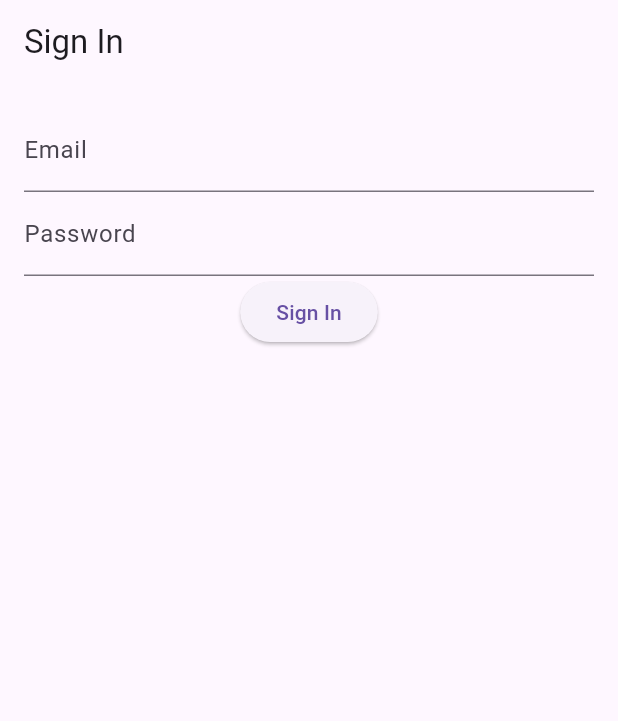
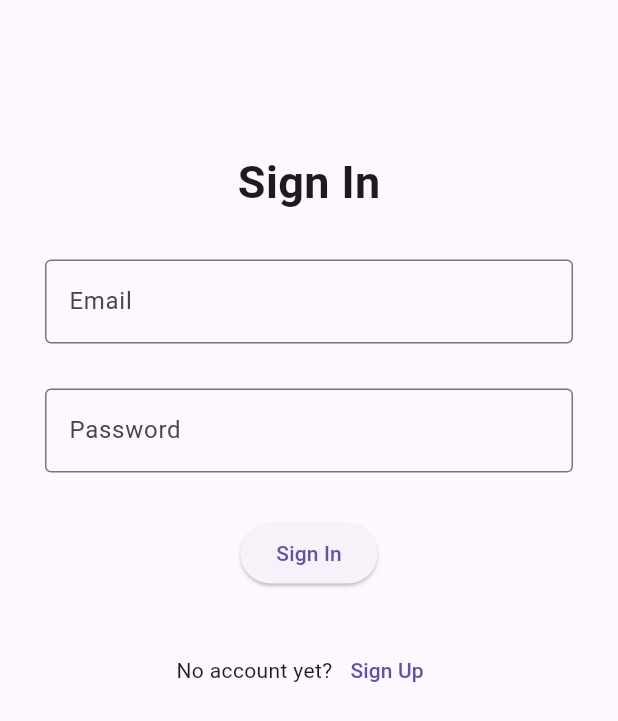
Before and after one commit to jvcerezo/cmsc23-project, a Flutter app: the SignInPage screen opened directly, on a phone screen of 412 x 824 dp. Shown: the top 721 px of the screen. Run offline on Flutter 3.47's test engine with Material 3 defaults, Android fonts, the phone set to English and light mode, and no system bars; our stand-ins replace firebase_auth, firebase_core; accounts and stored records are empty; statements that could not run were skipped.

Commit message:
implemented working sign up page

```diff
--- a/elbigayan/lib/api/firebase_auth_api.dart
+++ b/elbigayan/lib/api/firebase_auth_api.dart
@@ -1,5 +1,4 @@
 import 'package:firebase_auth/firebase_auth.dart';
-import 'package:firebase_core/firebase_core.dart';
 
 class FirebaseAuthApi {
   static final FirebaseAuth auth = FirebaseAuth.instance;
--- a/elbigayan/lib/pages/sign_in.dart
+++ b/elbigayan/lib/pages/sign_in.dart
@@ -1,58 +1,135 @@
 import 'package:flutter/material.dart';
-import 'package:firebase_auth/firebase_auth.dart';
+import 'package:provider/provider.dart';
+import '../providers/auth_provider.dart';
+import 'signup.dart';
+
 
 class SignInPage extends StatefulWidget {
-  const SignInPage({Key? key}) : super(key: key);
+  const SignInPage({super.key});
 
   @override
   State<SignInPage> createState() => _SignInPageState();
 }
 
 class _SignInPageState extends State<SignInPage> {
-  final TextEditingController _emailController = TextEditingController();
-  final TextEditingController _passwordController = TextEditingController();
-
-  Future<void> _signIn() async {
-    try {
-      await FirebaseAuth.instance.signInWithEmailAndPassword(
-        email: _emailController.text,
-        password: _passwordController.text,
-      );
-    } on FirebaseAuthException catch (e) {
-      ScaffoldMessenger.of(context).showSnackBar(
-        SnackBar(
-          content: Text(e.message ?? ''),
-        ),
-      );
-    }
-  }
+  final _formKey = GlobalKey<FormState>();
+  String? email;
+  String? password;
+  bool showSignInErrorMessage = false;
 
   @override
   Widget build(BuildContext context) {
     return Scaffold(
-      appBar: AppBar(
-        title: const Text('Sign In'),
-      ),
-      body: Padding(
-        padding: const EdgeInsets.all(16),
-        child: Column(
-          children: [
-            TextField(
-              controller: _emailController,
-              decoration: const InputDecoration(labelText: 'Email'),
-            ),
-            TextField(
-              controller: _passwordController,
-              decoration: const InputDecoration(labelText: 'Password'),
-              obscureText: true,
-            ),
-            ElevatedButton(
-              onPressed: _signIn,
-              child: const Text('Sign In'),
-            ),
-          ],
-        ),
+      body: SingleChildScrollView(
+        child: Container(
+            margin: const EdgeInsets.symmetric(vertical: 100, horizontal: 30),
+            child: Form(
+              key: _formKey,
+              child: Column(
+                mainAxisAlignment: MainAxisAlignment.center,
+                children: [
+                  heading,
+                  emailField,
+                  passwordField,
+                  showSignInErrorMessage ? signInErrorMessage : Container(),
+                  submitButton,
+                  signUpButton
+                ],
+              ),
+            )),
       ),
     );
   }
+
+  Widget get heading => const Padding(
+        padding: EdgeInsets.only(bottom: 30),
+        child: Text(
+          "Sign In",
+          style: TextStyle(fontSize: 30, fontWeight: FontWeight.bold),
+        ),
+      );
+
+  Widget get emailField => Padding(
+        padding: const EdgeInsets.only(bottom: 30),
+        child: TextFormField(
+          decoration: const InputDecoration(
+              border: OutlineInputBorder(),
+              label: Text("Email"),
+              hintText: "juandelacruz09@gmail.com"),
+          onSaved: (value) => setState(() => email = value),
+          validator: (value) {
+            if (value == null || value.isEmpty) {
+              return "Please enter your email";
+            }
+            return null;
+          },
+        ),
+      );
+
+  Widget get passwordField => Padding(
+        padding: const EdgeInsets.only(bottom: 30),
+        child: TextFormField(
+          decoration: const InputDecoration(
+              border: OutlineInputBorder(),
+              label: Text("Password"),
+              hintText: "******"),
+          obscureText: true,
+          onSaved: (value) => setState(() => password = value),
+          validator: (value) {
+            if (value == null || value.isEmpty) {
+              return "Please enter your password";
+            }
+            return null;
+          },
+        ),
+      );
+
+  Widget get signInErrorMessage => const Padding(
+        padding: EdgeInsets.only(bottom: 30),
+        child: Text(
+          "Invalid email or password",
+          style: TextStyle(color: Colors.red),
+        ),
+      );
+
+  Widget get submitButton => ElevatedButton(
+      onPressed: () async {
+        if (_formKey.currentState!.validate()) {
+          _formKey.currentState!.save();
+          String? message = await context
+              .read<UserAuthProvider>()
+              .authService
+              .signIn(email!, password!);
+
+          print(message);
+          print(showSignInErrorMessage);
+
+          setState(() {
+            if (message != null && message.isNotEmpty) {
+              showSignInErrorMessage = true;
+            } else {
+              showSignInErrorMessage = false;
+            }
+          });
+        }
+      },
+      child: const Text("Sign In"));
+
+  Widget get signUpButton => Padding(
+        padding: const EdgeInsets.all(30),
+        child: Row(
+          mainAxisAlignment: MainAxisAlignment.center,
+          children: [
+            const Text("No account yet?"),
+            TextButton(
+                onPressed: () {
+                  Navigator.push(
+                      context,
+                      MaterialPageRoute(
+                          builder: (context) => const SignUpPage()));
+                },
+                child: const Text("Sign Up"))
+          ],
+        ),
+      );
 }
--- a/elbigayan/pubspec.yaml
+++ b/elbigayan/pubspec.yaml
@@ -38,6 +38,7 @@ dependencies:
   firebase_core: ^2.31.0
   cloud_firestore: ^4.17.3
   firebase_auth: ^4.19.5
+  provider: ^6.1.2
 
 dev_dependencies:
   flutter_test:
```
Also changed, not shown: elbigayan/lib/main.dart (+10 -2 lines), elbigayan/lib/pages/signup.dart (added, +92 -0 lines), elbigayan/pubspec.lock.
